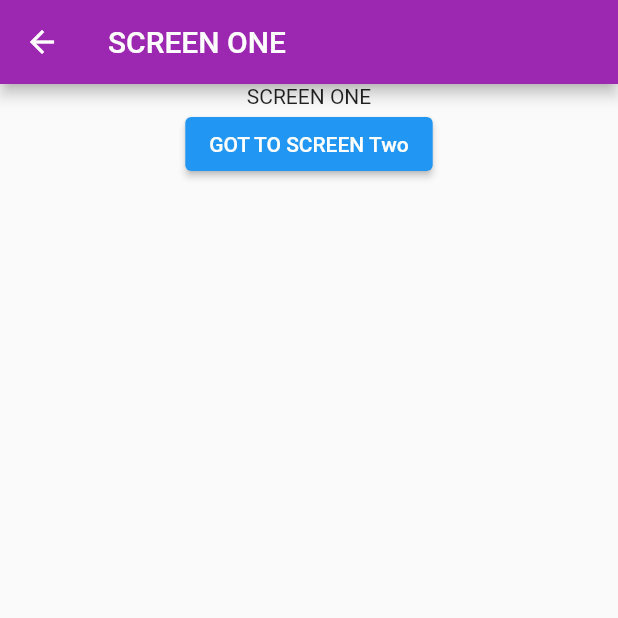
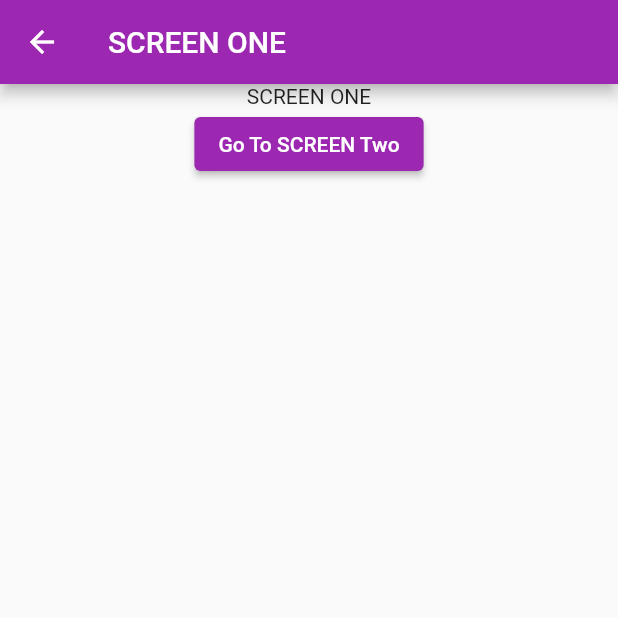
Before and after one commit to Emex4gman/flutter_navigate_no_context, a Flutter app: the screen it shows after launch, after a tap on the "add" icon, on a phone screen of 412 x 824 dp, the top half of it. Run offline on Flutter 3.47's test engine with Material 2 defaults, Android fonts, the phone set to English and light mode, and no system bars.

Commit message:
text update

```diff
--- a/lib/main.dart
+++ b/lib/main.dart
@@ -13,7 +13,7 @@ class MyApp extends StatelessWidget {
     return MaterialApp(
       title: 'Navigation Demo',
       theme: ThemeData(
-        primarySwatch: Colors.blue,
+        primarySwatch: Colors.purple,
       ),
       home: MyHomePage(title: 'Navigation Demo Home Page'),
       navigatorKey: NavigationService().navigationKey,
--- a/lib/screens/first.dart
+++ b/lib/screens/first.dart
@@ -25,7 +25,7 @@ class _FirstScreenState extends State<FirstScreen> {
               onPressed: () {
                 NavigationService().navigateToScreen(SecondScreen());
               },
-              child: Text("GOT TO SCREEN Two"),
+              child: Text("Go To SCREEN Two"),
             ),
           ],
         ),
--- a/lib/screens/second.dart
+++ b/lib/screens/second.dart
@@ -20,13 +20,13 @@ class SecondScreen extends StatelessWidget {
               onPressed: () {
                 NavigationService().goBack();
               },
-              child: Text("GOT TO Back"),
+              child: Text("Go Back"),
             ),
             ElevatedButton(
               onPressed: () {
                 NavigationService().navigateToScreen(ThirdScreen());
               },
-              child: Text("GOT TO THREE"),
+              child: Text("Go To THREE"),
             ),
           ],
         ),
--- a/lib/screens/third.dart
+++ b/lib/screens/third.dart
@@ -23,15 +23,14 @@ class _ThirdScreenState extends State<ThirdScreen> {
             ElevatedButton(
               onPressed: () {
                 NavigationService().goBack();
-
               },
-              child: Text("GOT TO Back TO TWO"),
+              child: Text("Go Back TO TWO"),
             ),
             ElevatedButton(
               onPressed: () {
                 NavigationService().popToFirst();
               },
-              child: Text("GOT BACK TO HOME"),
+              child: Text("GO BACK TO HOME"),
             ),
           ],
         ),
```
